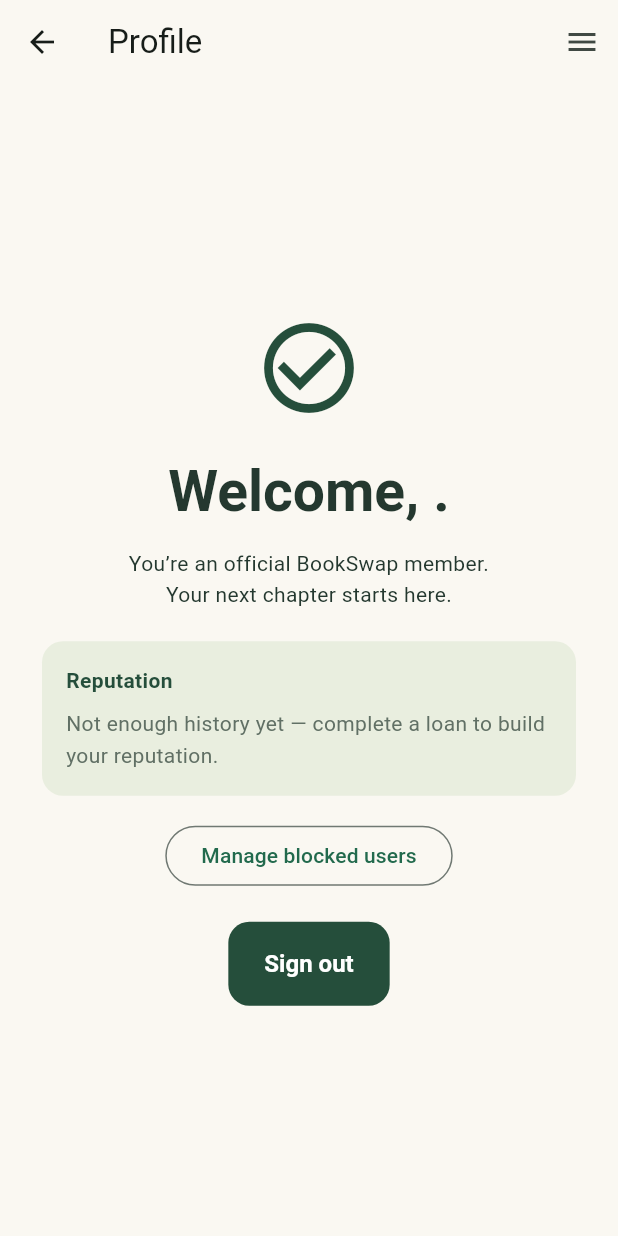
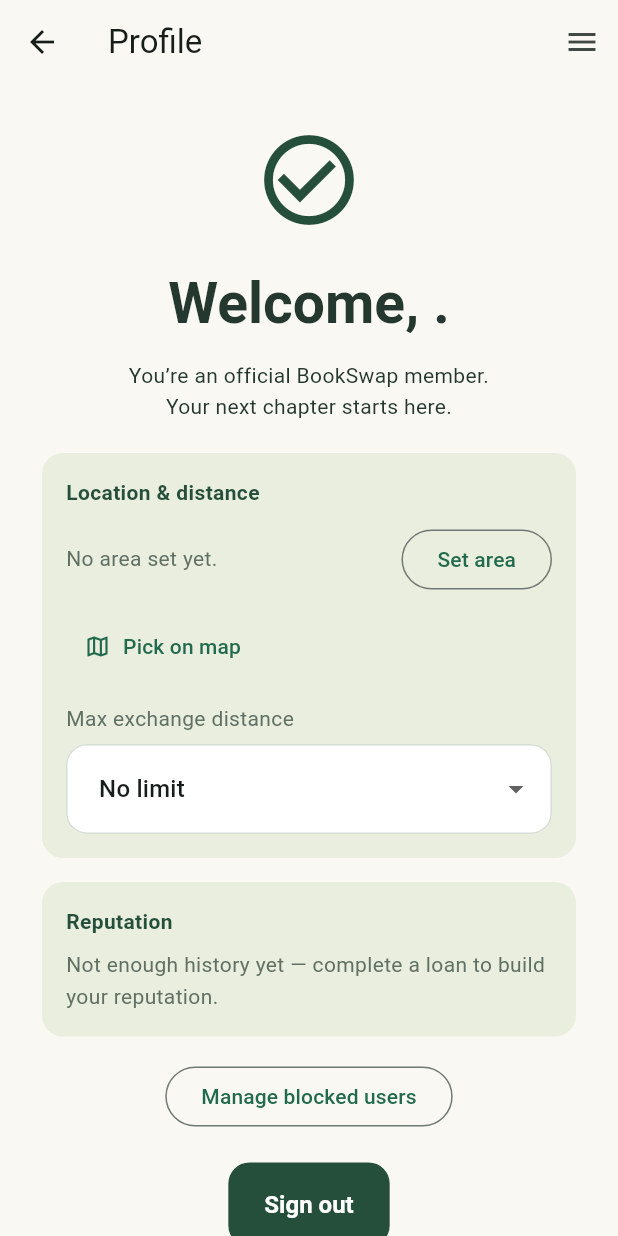
Before and after one commit to Mazharull-Islam/bookSwap, a Flutter app: the ProfilePage screen opened directly, on a phone screen of 412 x 824 dp. Run offline on Flutter 3.47's test engine with Material 3 defaults, Android fonts, the light colour scheme and no system bars; our stand-ins replace cloud_firestore, dio, firebase_auth, firebase_core, flutter_map, flutter_riverpod and 6 more; accounts and stored records are empty.

Commit message:
users can now set location

```diff
--- /dev/null
+++ b/lib/core/services/location_service.dart
@@ -0,0 +1,44 @@
+import 'package:flutter_riverpod/flutter_riverpod.dart';
+import 'package:geolocator/geolocator.dart';
+import '../utils/distance_calculator.dart';
+
+class LocationFailure implements Exception {
+  const LocationFailure(this.message);
+  final String message;
+}
+
+/// Thin wrapper around geolocator — the only thing that knows this is a
+/// device/browser permission API. Coordinates are rounded before leaving
+/// this layer (see [roundCoordinate]), so nothing downstream ever handles
+/// exact-precision values.
+class LocationService {
+  Future<({double lat, double lng})> getCurrentPosition() async {
+    if (!await Geolocator.isLocationServiceEnabled()) {
+      throw const LocationFailure(
+        'Location services are turned off on this device.',
+      );
+    }
+    var permission = await Geolocator.checkPermission();
+    if (permission == LocationPermission.denied) {
+      permission = await Geolocator.requestPermission();
+    }
+    if (permission == LocationPermission.denied ||
+        permission == LocationPermission.deniedForever) {
+      throw const LocationFailure(
+        'Location permission was denied. Allow location access to set your '
+        'area.',
+      );
+    }
+    final position = await Geolocator.getCurrentPosition(
+      locationSettings: const LocationSettings(accuracy: LocationAccuracy.low),
+    );
+    return (
+      lat: roundCoordinate(position.latitude),
+      lng: roundCoordinate(position.longitude),
+    );
+  }
+}
+
+final locationServiceProvider = Provider<LocationService>(
+  (ref) => LocationService(),
+);
--- a/lib/features/authentication/domain/repositories/auth_repository.dart
+++ b/lib/features/authentication/domain/repositories/auth_repository.dart
@@ -15,6 +15,9 @@
   Future<void> resendVerification();
   Future<void> resetPassword(String email);
   Future<void> signOut();
+
+  /// Null clears the preference (no distance limit).
+  Future<void> updateMaxDistance(double? km);
 }
 
 String? validateEmail(String? input) {
--- a/lib/features/authentication/presentation/screens/profile_page.dart
+++ b/lib/features/authentication/presentation/screens/profile_page.dart
@@ -4,6 +4,7 @@
 import '../../../../app/theme.dart';
 import '../../../../app/widgets/nav_menu_button.dart';
 import '../../../../shared/widgets/primary_button.dart';
+import '../../../location/presentation/widgets/location_settings_card.dart';
 import '../../../reputation/presentation/widgets/reputation_card.dart';
 import '../providers/auth_providers.dart';
 
@@ -53,6 +54,8 @@
                     textAlign: TextAlign.center,
                   ),
                   const SizedBox(height: 20),
+                  const LocationSettingsCard(),
+                  const SizedBox(height: 16),
                   const ReputationCard(),
                   const SizedBox(height: 16),
                   OutlinedButton(
--- /dev/null
+++ b/lib/features/location/presentation/providers/location_providers.dart
@@ -0,0 +1,47 @@
+import 'package:flutter_riverpod/flutter_riverpod.dart';
+import '../../../../core/services/location_service.dart';
+import '../../../../core/services/public_profile_service.dart';
+import '../../../authentication/presentation/providers/auth_providers.dart';
+
+/// Null means "no distance preference" — Discovery then shows everything
+/// regardless of distance.
+final myMaxDistanceKmProvider = Provider<double?>(
+  (ref) =>
+      ref.watch(authControllerProvider).valueOrNull?.profile?.maxDistanceKm,
+);
+
+/// My own location, looked up the same way as anyone else's — from the
+/// bulk public_profiles stream Discovery already needs, rather than a
+/// second, separate read.
+final myLocationProvider = Provider<PublicProfile?>((ref) {
+  final myId = ref.watch(authControllerProvider).valueOrNull?.id;
+  if (myId == null) return null;
+  return ref.watch(allPublicProfilesProvider).valueOrNull?[myId];
+});
+
+class SetMyLocation {
+  const SetMyLocation(this._location, this._profiles);
+  final LocationService _location;
+  final PublicProfileService _profiles;
+
+  Future<void> call(String uid, String firstName) async {
+    final position = await _location.getCurrentPosition();
+    await _profiles.updateLocation(uid, firstName, position.lat, position.lng);
+  }
+
+  /// Same destination as the GPS flow, but with coordinates already picked
+  /// — e.g. from the map picker rather than the device's sensor.
+  Future<void> setManually(
+    String uid,
+    String firstName,
+    double lat,
+    double lng,
+  ) => _profiles.updateLocation(uid, firstName, lat, lng);
+}
+
+final setMyLocationProvider = Provider(
+  (ref) => SetMyLocation(
+    ref.watch(locationServiceProvider),
+    ref.watch(publicProfileServiceProvider),
+  ),
+);
--- /dev/null
+++ b/lib/features/location/presentation/widgets/location_settings_card.dart
@@ -0,0 +1,168 @@
+import 'package:cloud_firestore/cloud_firestore.dart';
+import 'package:flutter/material.dart';
+import 'package:flutter_riverpod/flutter_riverpod.dart';
+import 'package:latlong2/latlong.dart';
+import '../../../../app/theme.dart';
+import '../../../../core/services/location_service.dart';
+import '../../../../core/services/reverse_geocoding_service.dart';
+import '../../../authentication/presentation/providers/auth_providers.dart';
+import '../providers/location_providers.dart';
+import '../screens/location_picker_page.dart';
+
+const _distanceOptions = [1.0, 5.0, 10.0, 25.0, 50.0, 100.0];
+
+class LocationSettingsCard extends ConsumerStatefulWidget {
+  const LocationSettingsCard({super.key});
+
+  @override
+  ConsumerState<LocationSettingsCard> createState() =>
+      _LocationSettingsCardState();
+}
+
+class _LocationSettingsCardState extends ConsumerState<LocationSettingsCard> {
+  bool _settingLocation = false;
+
+  Future<void> _pickOnMap() async {
+    final user = ref.read(authControllerProvider).valueOrNull;
+    if (user == null) return;
+    final current = ref.read(myLocationProvider);
+    final picked = await Navigator.of(context).push<LatLng>(
+      MaterialPageRoute(
+        builder: (_) => LocationPickerPage(
+          initial: current != null && current.hasLocation
+              ? LatLng(current.latitude!, current.longitude!)
+              : null,
+        ),
+      ),
+    );
+    if (picked == null) return;
+    try {
+      await ref
+          .read(setMyLocationProvider)
+          .setManually(
+            user.id,
+            user.profile?.firstName ?? user.name,
+            picked.latitude,
+            picked.longitude,
+          );
+    } on FirebaseException catch (e) {
+      if (mounted) {
+        ScaffoldMessenger.of(context).showSnackBar(
+          SnackBar(content: Text('Could not save your area (${e.code}).')),
+        );
+      }
+    }
+  }
+
+  Future<void> _setLocation() async {
+    final user = ref.read(authControllerProvider).valueOrNull;
+    if (user == null || _settingLocation) return;
+    setState(() => _settingLocation = true);
+    try {
+      await ref.read(setMyLocationProvider)(
+        user.id,
+        user.profile?.firstName ?? user.name,
+      );
+    } on LocationFailure catch (e) {
+      if (mounted) {
+        ScaffoldMessenger.of(
+          context,
+        ).showSnackBar(SnackBar(content: Text(e.message)));
+      }
+    } finally {
+      if (mounted) setState(() => _settingLocation = false);
+    }
+  }
+
+  Future<void> _setMaxDistance(double? km) async {
+    await ref.read(authRepositoryProvider).updateMaxDistance(km);
+    await ref.read(authControllerProvider.notifier).refreshSession();
+  }
+
+  @override
+  Widget build(BuildContext context) {
+    final location = ref.watch(myLocationProvider);
+    final maxDistance = ref.watch(myMaxDistanceKmProvider);
+    final areaLabel = location != null && location.hasLocation
+        ? ref
+              .watch(
+                areaLabelProvider((location.latitude!, location.longitude!)),
+              )
+              .valueOrNull
+        : null;
+
+    return Container(
+      width: double.infinity,
+      padding: const EdgeInsets.all(16),
+      decoration: BoxDecoration(
+        color: const Color(0xFFE9EEDF),
+        borderRadius: BorderRadius.circular(14),
+      ),
+      child: Column(
+        crossAxisAlignment: CrossAxisAlignment.start,
+        children: [
+          const Text(
+            'Location & distance',
+            style: TextStyle(fontWeight: FontWeight.w700, color: forest),
+          ),
+          const SizedBox(height: 10),
+          Row(
+            children: [
+              Expanded(
+                child: Text(
+                  location != null && location.hasLocation
+                      ? (areaLabel != null
+                            ? 'Area set: $areaLabel'
+                            : 'Area set — used to show distance on Discovery.')
+                      : 'No area set yet.',
+                  style: const TextStyle(color: Color(0xFF617065)),
+                ),
+              ),
+              const SizedBox(width: 8),
+              OutlinedButton(
+                onPressed: _settingLocation ? null : _setLocation,
+                child: _settingLocation
+                    ? const SizedBox(
+                        height: 16,
+                        width: 16,
+                        child: CircularProgressIndicator(strokeWidth: 2),
+                      )
+                    : Text(
+                        location != null && location.hasLocation
+                            ? 'Update'
+                            : 'Set area',
+                      ),
+              ),
+            ],
+          ),
+          const SizedBox(height: 10),
+          TextButton.icon(
+            onPressed: _pickOnMap,
+            icon: const Icon(Icons.map_outlined),
+            label: const Text('Pick on map'),
+          ),
+          const SizedBox(height: 14),
+          const Text(
+            'Max exchange distance',
+            style: TextStyle(color: Color(0xFF617065)),
+          ),
+          const SizedBox(height: 6),
+          DropdownButtonFormField<double?>(
+            initialValue: maxDistance,
+            decoration: const InputDecoration(isDense: true),
+            items: [
+              const DropdownMenuItem<double?>(child: Text('No limit')),
+              ..._distanceOptions.map(
+                (km) => DropdownMenuItem<double?>(
+                  value: km,
+                  child: Text('${km.toStringAsFixed(0)} km'),
+                ),
+              ),
+            ],
+            onChanged: (value) => _setMaxDistance(value),
+          ),
+        ],
+      ),
+    );
+  }
+}
--- a/pubspec.yaml
+++ b/pubspec.yaml
@@ -12,13 +12,16 @@
   firebase_core: ^4.15.0
   flutter:
     sdk: flutter
+  flutter_map: ^8.3.2
   flutter_riverpod: ^2.6.1
   freezed_annotation: ^3.0.0
+  geolocator: ^14.0.1
   go_router: ^16.2.4
   google_sign_in: ^7.2.0
   hive: ^2.2.3
   hive_flutter: ^1.1.0
   json_annotation: ^4.12.0
+  latlong2: ^0.10.1
 dev_dependencies:
   flutter_test:
     sdk: flutter
```
Also changed, not shown: lib/core/services/public_profile_service.dart (+60 -4 lines), lib/core/services/reverse_geocoding_service.dart (added, +73 -0 lines), lib/core/utils/distance_calculator.dart (added, +35 -0 lines), lib/features/authentication/data/repositories/firebase_auth_repository.dart (+9 -0 lines), lib/features/authentication/domain/models/registration.dart (+10 -2 lines), lib/features/discovery/presentation/widgets/book_group_detail_dialog.dart (+27 -5 lines), lib/features/location/domain/owner_distance.dart (added, +24 -0 lines), lib/features/location/presentation/screens/location_picker_page.dart (added, +99 -0 lines), pubspec.lock, 5 other files.
